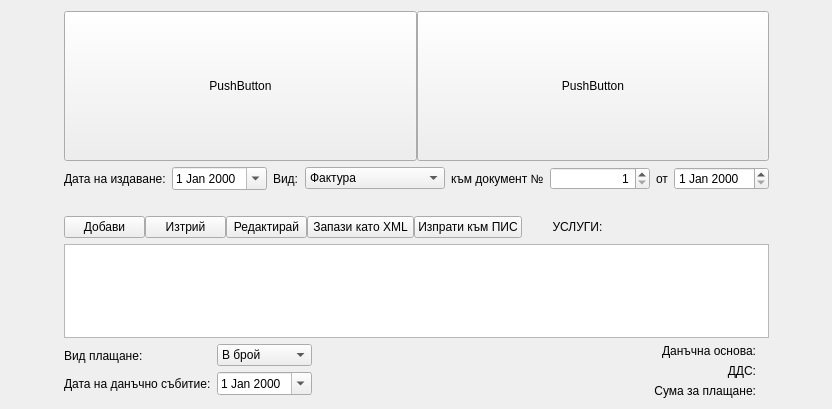
thefinalcutbg/DinoDent, file src/View/FinancialView/FinancialView.ui: the form before one commit.
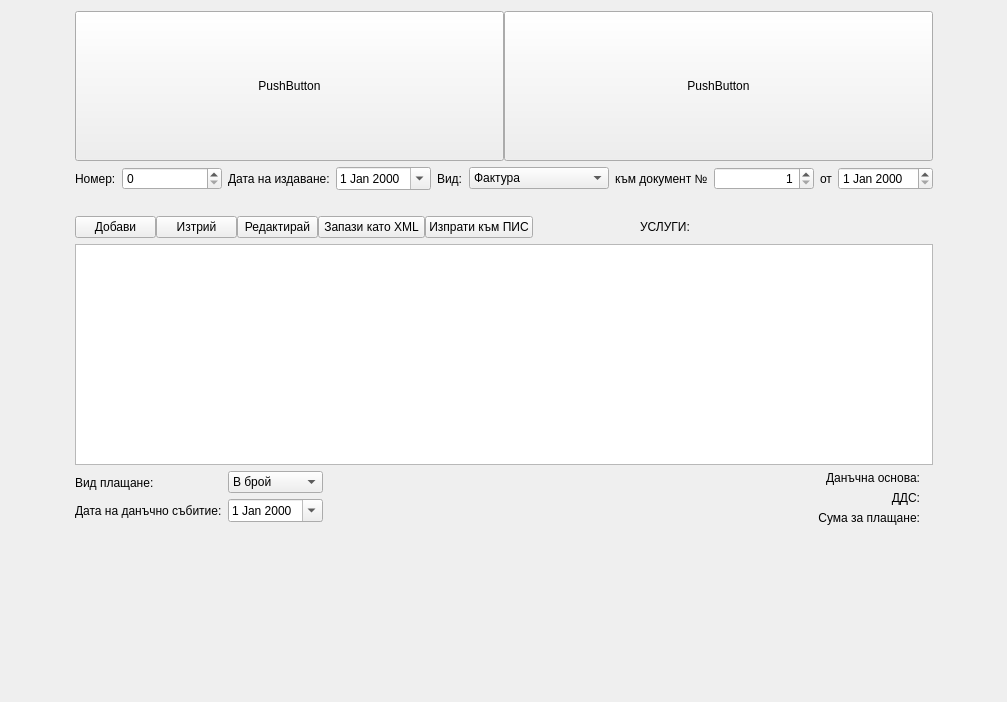
The form after the commit. Custom widgets are drawn as their Qt base class.

Diff of the .ui file:
```diff
--- a/src/View/FinancialView/FinancialView.ui
+++ b/src/View/FinancialView/FinancialView.ui
@@ -6,8 +6,8 @@
    <rect>
     <x>0</x>
     <y>0</y>
-    <width>832</width>
-    <height>409</height>
+    <width>1007</width>
+    <height>702</height>
    </rect>
   </property>
   <property name="sizePolicy">
@@ -88,6 +88,29 @@
      </item>
      <item>
       <layout class="QHBoxLayout" name="horizontalLayout">
+       <item>
+        <widget class="QLabel" name="label_8">
+         <property name="text">
+          <string>Номер:</string>
+         </property>
+        </widget>
+       </item>
+       <item>
+        <widget class="LeadingZeroSpinBox" name="numberSpinBox">
+         <property name="sizePolicy">
+          <sizepolicy hsizetype="Preferred" vsizetype="Fixed">
+           <horstretch>0</horstretch>
+           <verstretch>0</verstretch>
+          </sizepolicy>
+         </property>
+         <property name="minimumSize">
+          <size>
+           <width>100</width>
+           <height>0</height>
+          </size>
+         </property>
+        </widget>
+       </item>
        <item>
         <widget class="QLabel" name="label_2">
          <property name="sizePolicy">
```
